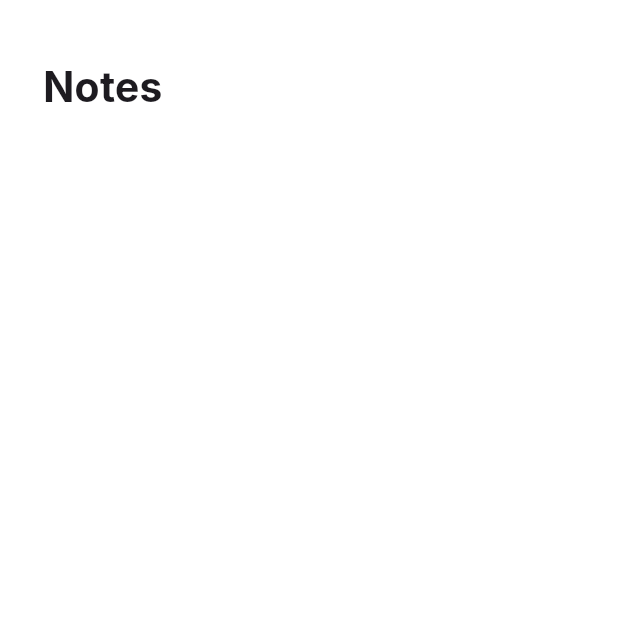
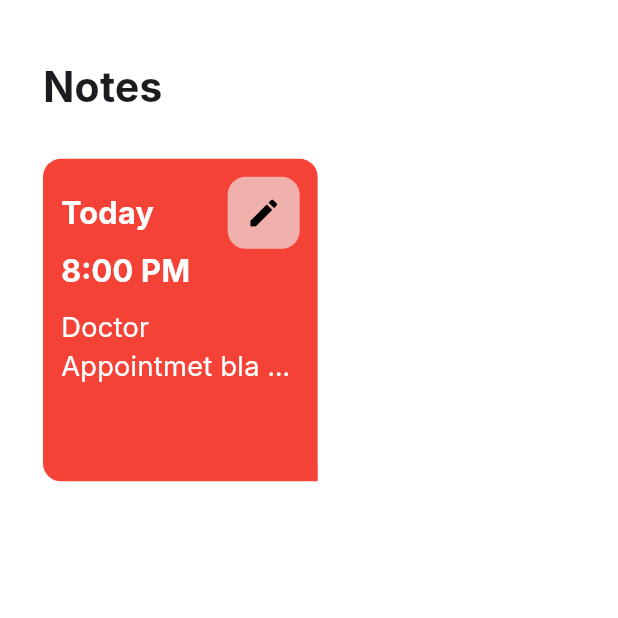
Before and after one commit to tasneem-gamal/Notes-App, a Flutter app: the screen it shows after launch, on a phone screen of 412 x 824 dp, the top half of it. Run offline on Flutter 3.47's test engine with Material 3 defaults, Android fonts, the phone set to English and light mode, and no system bars; our stand-ins replace flutter_screenutil.

Commit message:
create note item

```diff
--- a/lib/core/theming/styles.dart
+++ b/lib/core/theming/styles.dart
@@ -2,6 +2,12 @@ import 'package:flutter/material.dart';
 import 'package:flutter_screenutil/flutter_screenutil.dart';
 
 class Styles {
+  static TextStyle textStyle24 =
+      TextStyle(fontSize: 24.sp, fontWeight: FontWeight.w600);
+
   static TextStyle textStyle18 =
-      TextStyle(fontSize: 24.sp, fontWeight: FontWeight.w600);
+      TextStyle(fontSize: 18.sp, fontWeight: FontWeight.w600);
+
+  static TextStyle textStyle16 =
+      TextStyle(fontSize: 16.sp, fontWeight: FontWeight.w500);
 }
--- a/lib/features/home/widgets/home_view_body.dart
+++ b/lib/features/home/widgets/home_view_body.dart
@@ -1,6 +1,8 @@
 import 'package:flutter/material.dart';
+import 'package:flutter_screenutil/flutter_screenutil.dart';
 import 'package:notes/core/theming/styles.dart';
 import 'package:notes/core/widgets/constants.dart';
+import 'package:notes/features/home/widgets/note_item.dart';
 
 class HomeViewBody extends StatelessWidget {
   const HomeViewBody({super.key});
@@ -11,11 +13,14 @@ class HomeViewBody extends StatelessWidget {
       padding: Constants.homePadding,
       child: SingleChildScrollView(
         child: Column(
+          crossAxisAlignment: CrossAxisAlignment.start,
           children: [
             Text(
               'Notes',
-              style: Styles.textStyle18,
-            )
+              style: Styles.textStyle24,
+            ),
+            SizedBox(height: 24.h,),
+            NoteItem()
           ],
         ),
       ),
--- /dev/null
+++ b/lib/features/home/widgets/note_item.dart
@@ -0,0 +1,67 @@
+import 'package:flutter/material.dart';
+import 'package:flutter_screenutil/flutter_screenutil.dart';
+import 'package:notes/core/theming/styles.dart';
+
+class NoteItem extends StatelessWidget {
+  const NoteItem({
+    super.key,
+  });
+
+  @override
+  Widget build(BuildContext context) {
+    return Container(
+      width: 160.w,
+      height: 180.h,
+      decoration: const BoxDecoration(
+        borderRadius: BorderRadius.only(
+          topLeft: Radius.circular(12),
+          topRight: Radius.circular(12),
+          bottomLeft: Radius.circular(12),
+        ),
+        color: Colors.red
+      ),
+      child: Padding(
+        padding: const EdgeInsets.symmetric(horizontal: 12, vertical: 12),
+        child: Column(
+          crossAxisAlignment: CrossAxisAlignment.start,
+          children: [
+            Row(
+              mainAxisAlignment: MainAxisAlignment.spaceBetween,
+              children: [
+                Text(
+                  'Today',
+                  style: Styles.textStyle18.copyWith(color: Colors.white),
+                ),
+                Container(
+                  decoration: BoxDecoration(
+                    borderRadius: BorderRadius.circular(12),
+                    color: const Color.fromARGB(255, 240, 177, 173)
+                  ),
+                  child: IconButton(
+                    onPressed: (){},
+                    icon: const Icon(Icons.edit, color: Colors.black,)
+                  ),
+                )
+              ],
+            ),
+            Text(
+              '8:00 PM',
+              style: Styles.textStyle18.copyWith(
+                color: Colors.white
+              ),
+            ),
+            SizedBox(height: 8.h,),
+            Text(
+              'Doctor Appointmet bla bla blka',
+              style: Styles.textStyle16.copyWith(
+                color: Colors.white
+              ),
+              overflow: TextOverflow.ellipsis,
+              maxLines: 2,
+            ),
+          ],
+        ),
+      ),
+    );
+  }
+}
```
